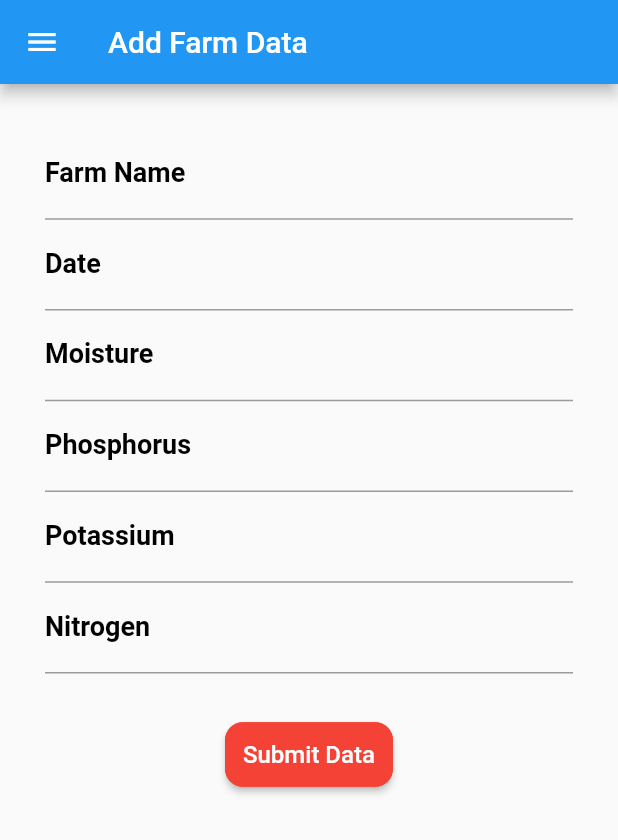
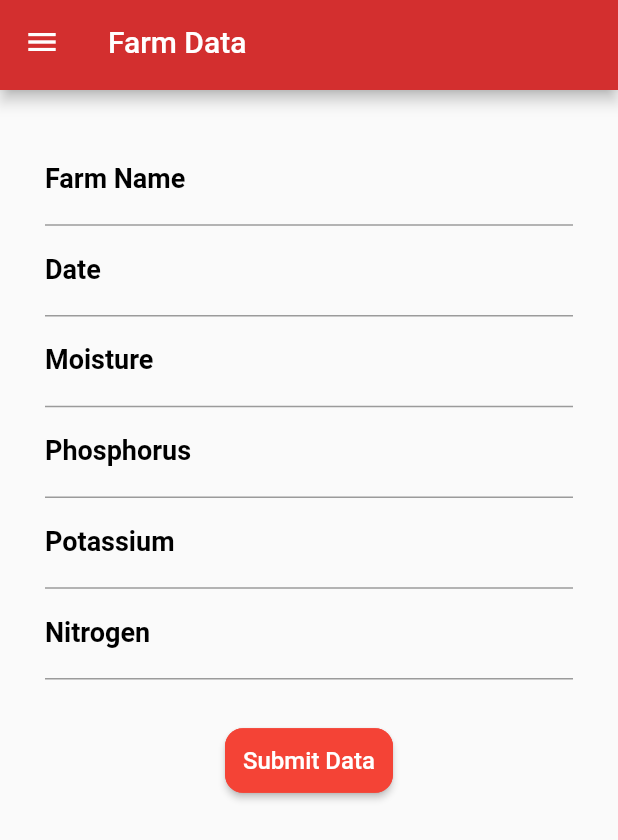
Before and after one commit to aerengns/ASTARTE, a Flutter app: the FarmData screen opened by its route, on a phone screen of 412 x 824 dp. Shown: the top 840 px of the screen. Run offline on Flutter 3.47's test engine with Material 2 defaults, Android fonts, the phone set to English and light mode, and no system bars; our stand-ins replace firebase_auth, firebase_core, font_awesome_flutter, image_picker, table_calendar; missing offline and left inert: flutter_echarts; accounts and stored records are empty.

Commit message:
Fix  nav bar on form data screen

```diff
--- a/lib/farm_data_form.dart
+++ b/lib/farm_data_form.dart
@@ -7,11 +7,9 @@ class FarmData extends StatelessWidget {
   @override
   Widget build(BuildContext context) {
     return Scaffold(
-      appBar: AppBar(
-        title: const Text('Add Farm Data'),
-      ),
+      appBar: const AstarteAppBar(title: 'Farm Data'),
       body: const FarmDataForm(),
-      drawer: sideBar(context),
+      drawer: NavBar(context),
     );
   }
 }
@@ -124,7 +122,7 @@ class _FarmDataFormState extends State<FarmDataForm> {
                         );
                       }
                     },
-                    child: Text('Submit Data', style: TextStyle(fontSize: 16)),
+                    child: const Text('Submit Data', style: TextStyle(fontSize: 16)),
                   ),
                 ),
               ],
```
